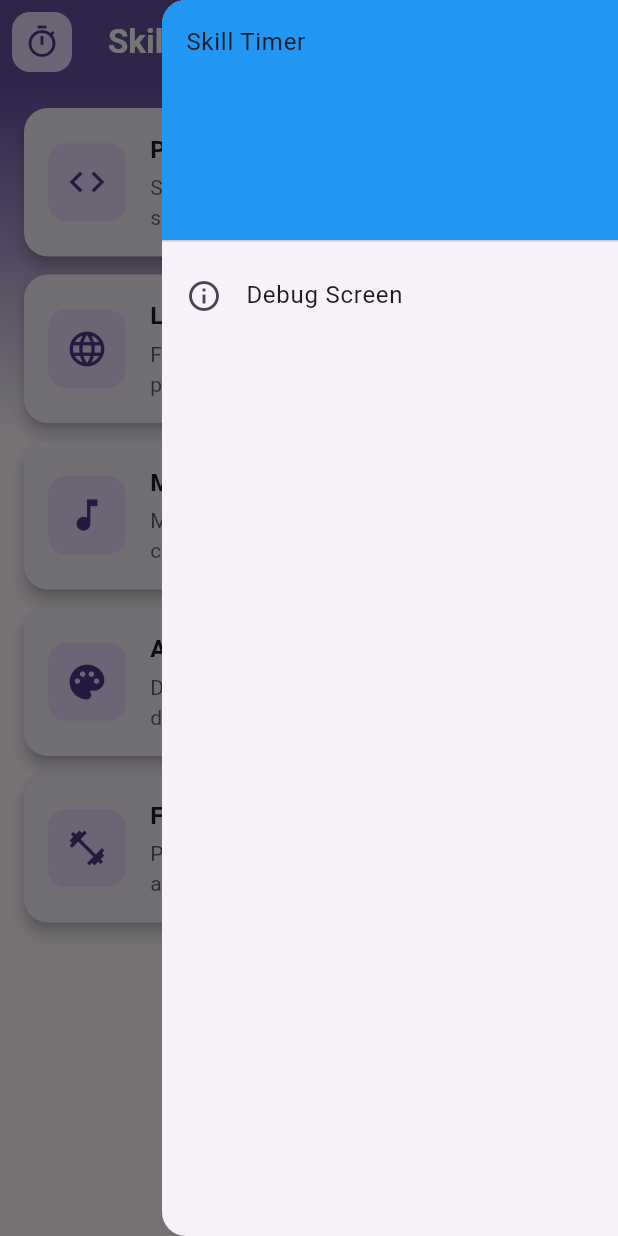
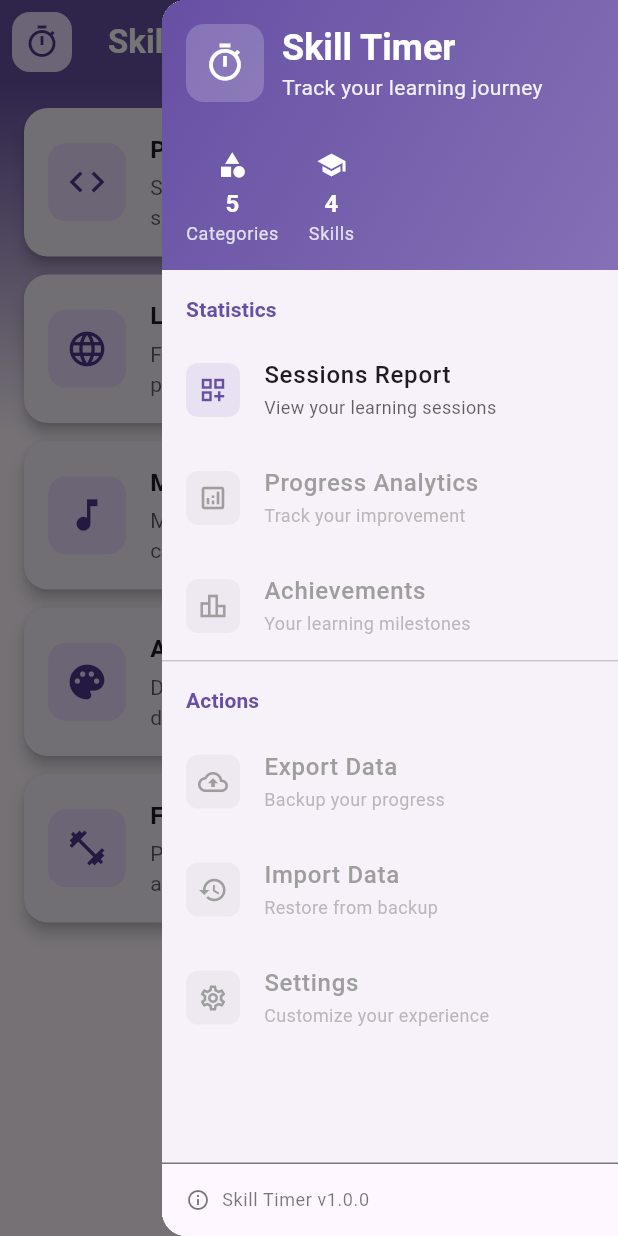
Before and after one commit to Ekipogh/skill_timer, a Flutter app: the screen it shows after launch, with the side drawer open, on a phone screen of 412 x 824 dp. Run offline on Flutter 3.47's test engine with Material 3 defaults, Android fonts, the phone set to English and light mode, and no system bars; our stand-ins replace sqflite; accounts and stored records are empty.

Commit message:
feat: Implement AppDrawer and remove debug screen from HomeScreen

```diff
--- a/lib/screens/homescreen.dart
+++ b/lib/screens/homescreen.dart
@@ -1,6 +1,5 @@
 import 'package:flutter/material.dart';
 import 'package:provider/provider.dart';
-import 'package:skill_timer/widgets/dev_database_utils.dart';
 import '../providers/skill_category_provider.dart';
 import '../models/skill_category.dart';
 import '../widgets/widgets.dart';
@@ -168,29 +167,7 @@ class _HomeScreenState extends State<HomeScreen> {
         backgroundColor: Theme.of(context).colorScheme.primary,
         foregroundColor: Theme.of(context).colorScheme.onPrimary,
       ),
-      endDrawer: Drawer(
-        child: ListView(
-          padding: EdgeInsets.zero,
-          children: [
-            const DrawerHeader(
-              decoration: BoxDecoration(color: Colors.blue),
-              child: Text('Skill Timer'),
-            ),
-            ListTile(
-              leading: const Icon(Icons.info_outline),
-              title: const Text('Debug Screen'),
-              onTap: () {
-                Navigator.push(
-                  context,
-                  MaterialPageRoute(
-                    builder: (context) => const DevDatabaseUtils(),
-                  ),
-                );
-              },
-            ),
-          ],
-        ),
-      ),
+      endDrawer: const AppDrawer(),
     );
   }
 
--- /dev/null
+++ b/lib/widgets/app_drawer.dart
@@ -0,0 +1,384 @@
+import 'package:flutter/foundation.dart';
+import 'package:flutter/material.dart';
+import 'package:provider/provider.dart';
+import '../providers/skill_category_provider.dart';
+import '../widgets/dev_database_utils.dart';
+import '../widgets/widgets.dart';
+
+class AppDrawer extends StatelessWidget {
+  const AppDrawer({super.key});
+
+  @override
+  Widget build(BuildContext context) {
+    return Drawer(
+      child: Column(
+        children: [
+          _buildDrawerHeader(context),
+          Expanded(
+            child: ListView(
+              padding: EdgeInsets.zero,
+              children: [
+                _buildStatisticsSection(context),
+                const Divider(height: 1),
+                _buildActionsSection(context),
+                if (kDebugMode) const Divider(height: 1),
+                if (kDebugMode) _buildDeveloperSection(context),
+              ],
+            ),
+          ),
+          _buildDrawerFooter(context),
+        ],
+      ),
+    );
+  }
+
+  Widget _buildDrawerHeader(BuildContext context) {
+    return Container(
+      height: 180,
+      decoration: BoxDecoration(
+        gradient: LinearGradient(
+          begin: Alignment.topLeft,
+          end: Alignment.bottomRight,
+          colors: [
+            Theme.of(context).colorScheme.primary,
+            Theme.of(context).colorScheme.primary.withOpacity(0.8),
+          ],
+        ),
+      ),
+      child: SafeArea(
+        child: Padding(
+          padding: const EdgeInsets.all(16.0),
+          child: Column(
+            crossAxisAlignment: CrossAxisAlignment.start,
+            children: [
+              Row(
+                children: [
+                  Container(
+                    padding: const EdgeInsets.all(12),
+                    decoration: BoxDecoration(
+                      color: Colors.white.withOpacity(0.2),
+                      borderRadius: BorderRadius.circular(12),
+                    ),
+                    child: Icon(
+                      Icons.timer_outlined,
+                      color: Theme.of(context).colorScheme.onPrimary,
+                      size: 28,
+                    ),
+                  ),
+                  const SizedBox(width: 12),
+                  Expanded(
+                    child: Column(
+                      crossAxisAlignment: CrossAxisAlignment.start,
+                      children: [
+                        Text(
+                          'Skill Timer',
+                          style: Theme.of(context).textTheme.headlineSmall
+                              ?.copyWith(
+                                color: Theme.of(context).colorScheme.onPrimary,
+                                fontWeight: FontWeight.bold,
+                              ),
+                        ),
+                        Text(
+                          'Track your learning journey',
+                          style: Theme.of(context).textTheme.bodyMedium
+                              ?.copyWith(
+                                color: Theme.of(
+                                  context,
+                                ).colorScheme.onPrimary.withOpacity(0.9),
+                              ),
+                        ),
+                      ],
+                    ),
+                  ),
+                ],
+              ),
+              const Spacer(),
+              Consumer<SkillProvider>(
+                builder: (context, provider, child) {
+                  final totalCategories = provider.skillCategories.length;
+                  final totalSkills = provider.skills.length;
+
+                  return Row(
+                    children: [
+                      _buildQuickStat(
+                        context,
+                        icon: Icons.category,
+                        label: 'Categories',
+                        value: '$totalCategories',
+                      ),
+                      const SizedBox(width: 20),
+                      _buildQuickStat(
+                        context,
+                        icon: Icons.school,
+                        label: 'Skills',
+                        value: '$totalSkills',
+                      ),
+                    ],
+                  );
+                },
+              ),
+            ],
+          ),
+        ),
+      ),
+    );
+  }
+
+  Widget _buildQuickStat(
+    BuildContext context, {
+    required IconData icon,
+    required String label,
+    required String value,
+  }) {
+    return Column(
+      children: [
+        Icon(icon, color: Theme.of(context).colorScheme.onPrimary, size: 20),
+        const SizedBox(height: 4),
+        Text(
+          value,
+          style: Theme.of(context).textTheme.titleMedium?.copyWith(
+            color: Theme.of(context).colorScheme.onPrimary,
+            fontWeight: FontWeight.bold,
+          ),
+        ),
+        Text(
+          label,
+          style: Theme.of(context).textTheme.bodySmall?.copyWith(
+            color: Theme.of(context).colorScheme.onPrimary.withOpacity(0.8),
+          ),
+        ),
+      ],
+    );
+  }
+
+  Widget _buildStatisticsSection(BuildContext context) {
+    return Column(
+      crossAxisAlignment: CrossAxisAlignment.start,
+      children: [
+        _buildSectionHeader(context, 'Statistics'),
+        _buildDrawerTile(
+          context,
+          icon: Icons.dashboard_customize_outlined,
+          title: 'Sessions Report',
+          subtitle: 'View your learning sessions',
+          onTap: () => _navigateToSessionsReport(context),
+        ),
+        _buildDrawerTile(
+          context,
+          icon: Icons.analytics_outlined,
+          title: 'Progress Analytics',
+          subtitle: 'Track your improvement',
+          onTap: () => _navigateToAnalytics(context),
+          enabled: false, // Not implemented yet
+        ),
+        _buildDrawerTile(
+          context,
+          icon: Icons.leaderboard_outlined,
+          title: 'Achievements',
+          subtitle: 'Your learning milestones',
+          onTap: () => _navigateToAchievements(context),
+          enabled: false, // Not implemented yet
+        ),
+      ],
+    );
+  }
+
+  Widget _buildActionsSection(BuildContext context) {
+    return Column(
+      crossAxisAlignment: CrossAxisAlignment.start,
+      children: [
+        _buildSectionHeader(context, 'Actions'),
+        _buildDrawerTile(
+          context,
+          icon: Icons.backup_outlined,
+          title: 'Export Data',
+          subtitle: 'Backup your progress',
+          onTap: () => _exportData(context),
+          enabled: false, // Not implemented yet
+        ),
+        _buildDrawerTile(
+          context,
+          icon: Icons.restore_outlined,
+          title: 'Import Data',
+          subtitle: 'Restore from backup',
+          onTap: () => _importData(context),
+          enabled: false, // Not implemented yet
+        ),
+        _buildDrawerTile(
+          context,
+          icon: Icons.settings_outlined,
+          title: 'Settings',
+          subtitle: 'Customize your experience',
+          onTap: () => _navigateToSettings(context),
+          enabled: false, // Not implemented yet
+        ),
+      ],
+    );
+  }
+
+  Widget _buildDeveloperSection(BuildContext context) {
+    return Column(
+      crossAxisAlignment: CrossAxisAlignment.start,
+      children: [
+        _buildSectionHeader(context, 'Developer'),
+        _buildDrawerTile(
+          context,
+          icon: Icons.developer_mode_outlined,
+          title: 'Debug Screen',
+          subtitle: 'Database utilities & debug info',
+          onTap: () => _navigateToDebugScreen(context),
+        ),
+        _buildDrawerTile(
+          context,
+          icon: Icons.refresh_outlined,
+          title: 'Refresh Data',
+          subtitle: 'Reload all categories and skills',
+          onTap: () => _refreshData(context),
+        ),
+      ],
+    );
+  }
+
+  Widget _buildSectionHeader(BuildContext context, String title) {
+    return Padding(
+      padding: const EdgeInsets.fromLTRB(16, 16, 16, 8),
+      child: Text(
+        title,
+        style: Theme.of(context).textTheme.titleSmall?.copyWith(
+          color: Theme.of(context).colorScheme.primary,
+          fontWeight: FontWeight.bold,
+        ),
+      ),
+    );
+  }
+
+  Widget _buildDrawerTile(
+    BuildContext context, {
+    required IconData icon,
+    required String title,
+    required String subtitle,
+    required VoidCallback onTap,
+    bool enabled = true,
+  }) {
+    return ListTile(
+      leading: Container(
+        padding: const EdgeInsets.all(8),
+        decoration: BoxDecoration(
+          color: enabled
+              ? Theme.of(context).colorScheme.primary.withOpacity(0.1)
+              : Colors.grey.withOpacity(0.1),
+          borderRadius: BorderRadius.circular(8),
+        ),
+        child: Icon(
+          icon,
+          color: enabled ? Theme.of(context).colorScheme.primary : Colors.grey,
+          size: 20,
+        ),
+      ),
+      title: Text(
+        title,
+        style: TextStyle(
+          color: enabled
+              ? Theme.of(context).colorScheme.onSurface
+              : Colors.grey,
+          fontWeight: FontWeight.w500,
+        ),
+      ),
+      subtitle: Text(
+        subtitle,
+        style: TextStyle(
+          color: enabled
+              ? Theme.of(context).colorScheme.onSurface.withOpacity(0.7)
+              : Colors.grey.withOpacity(0.7),
+          fontSize: 12,
+        ),
+      ),
+      onTap: enabled ? onTap : null,
+      enabled: enabled,
+    );
+  }
+
+  Widget _buildDrawerFooter(BuildContext context) {
+    return Container(
+      padding: const EdgeInsets.all(16),
+      decoration: BoxDecoration(
+        color: Theme.of(context).colorScheme.surface,
+        border: Border(
+          top: BorderSide(color: Theme.of(context).dividerColor, width: 1),
+        ),
+      ),
+      child: Row(
+        children: [
+          Icon(
+            Icons.info_outline,
+            size: 16,
+            color: Theme.of(context).colorScheme.onSurface.withOpacity(0.6),
+          ),
+          const SizedBox(width: 8),
+          Expanded(
+            child: Text(
+              'Skill Timer v1.0.0',
+              style: Theme.of(context).textTheme.bodySmall?.copyWith(
+                color: Theme.of(context).colorScheme.onSurface.withOpacity(0.6),
+              ),
+            ),
+          ),
+        ],
+      ),
+    );
+  }
+
+  // Navigation methods
+  void _navigateToSessionsReport(BuildContext context) {
+    Navigator.pop(context); // Close drawer
+    Navigator.push(
+      context,
+      MaterialPageRoute(
+        builder: (context) => const Scaffold(
+          body: Center(child: Text('Sessions Report not implemented yet')),
+        ),
+      ),
+    );
+  }
+
+  void _navigateToAnalytics(BuildContext context) {
+    Navigator.pop(context); // Close drawer
+    // TODO: Implement analytics screen
+  }
+
+  void _navigateToAchievements(BuildContext context) {
+    Navigator.pop(context); // Close drawer
+    // TODO: Implement achievements screen
+  }
+
+  void _exportData(BuildContext context) {
+    Navigator.pop(context); // Close drawer
+    // TODO: Implement data export
+  }
+
+  void _importData(BuildContext context) {
+    Navigator.pop(context); // Close drawer
+    // TODO: Implement data import
+  }
+
+  void _navigateToSettings(BuildContext context) {
+    Navigator.pop(context); // Close drawer
+    // TODO: Implement settings screen
+  }
+
+  void _navigateToDebugScreen(BuildContext context) {
+    Navigator.pop(context); // Close drawer
+    Navigator.push(
+      context,
+      MaterialPageRoute(builder: (context) => const DevDatabaseUtils()),
+    );
+  }
+
+  void _refreshData(BuildContext context) {
+    Navigator.pop(context); // Close drawer
+    context.read<SkillProvider>().refresh();
+
+    // Show confirmation
+    CustomSnackBar.showSuccess(context, message: 'Data refreshed successfully');
+  }
+}
--- a/lib/widgets/widgets.dart
+++ b/lib/widgets/widgets.dart
@@ -3,6 +3,7 @@ export 'background.dart';
 export 'draggable.dart';
 
 // Custom UI Components
+export 'app_drawer.dart';
 export 'custom_app_bar.dart';
 export 'custom_cards.dart';
 export 'custom_dialogs.dart';
```
